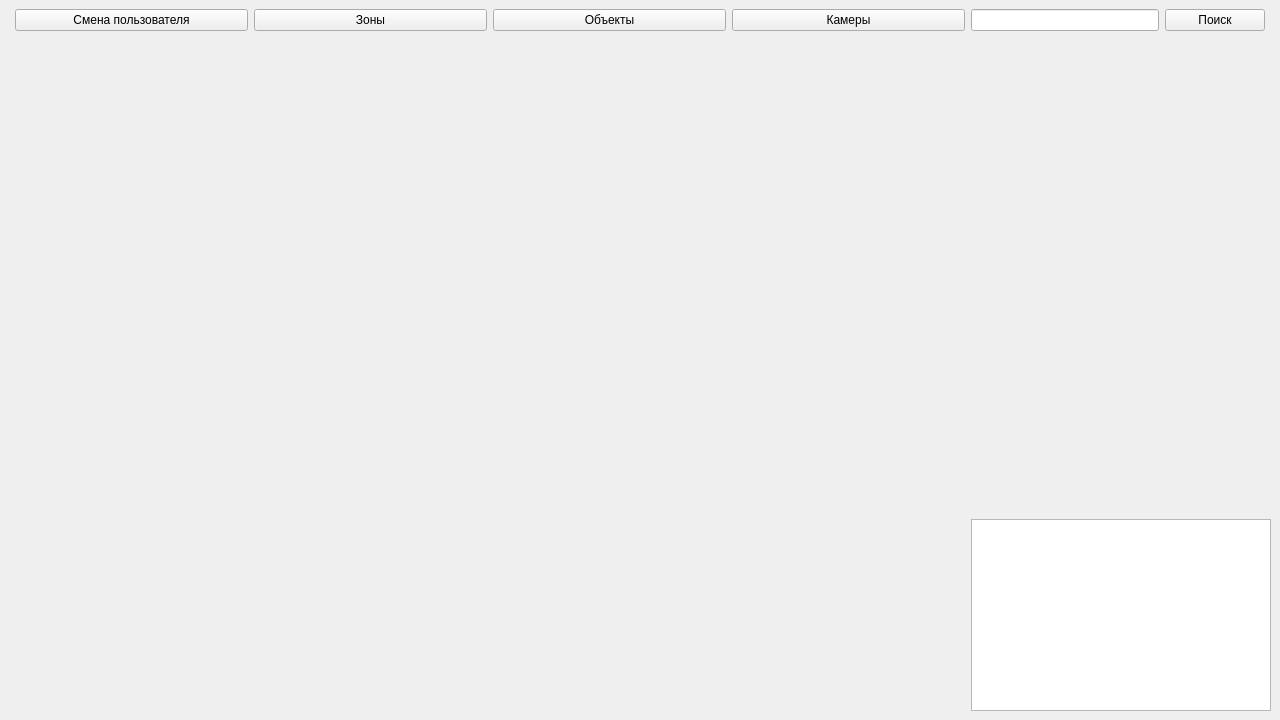
Above: src/mainwindow.ui from IlchenkoVasily/seye before the change. Below: the same form after it.
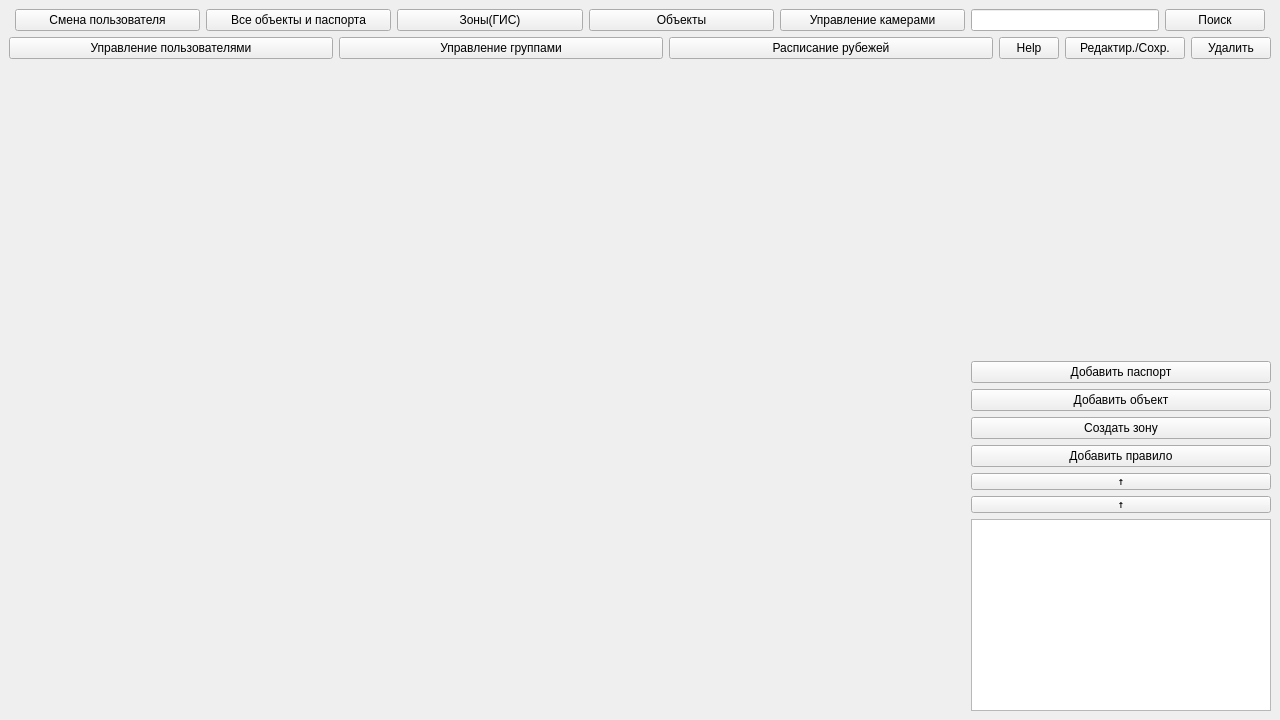
That is the form after the change.

Commit message: Менять MainWindow ui h cpp В cpp всё написано

Patch:
```diff
--- a/src/mainwindow.ui
+++ b/src/mainwindow.ui
@@ -39,10 +39,17 @@
         </property>
        </widget>
       </item>
+      <item>
+       <widget class="QPushButton" name="pushButton_6">
+        <property name="text">
+         <string>Все объекты и паспорта</string>
+        </property>
+       </widget>
+      </item>
       <item>
        <widget class="QPushButton" name="pushButton_5">
         <property name="text">
-         <string>Зоны</string>
+         <string>Зоны(ГИС)</string>
         </property>
        </widget>
       </item>
@@ -56,7 +63,7 @@
       <item>
        <widget class="QPushButton" name="pushButton_4">
         <property name="text">
-         <string>Камеры</string>
+         <string>Управление камерами</string>
         </property>
        </widget>
       </item>
@@ -103,6 +110,77 @@
       </item>
      </layout>
     </item>
+    <item>
+     <layout class="QHBoxLayout" name="horizontalLayout_4">
+      <item>
+       <widget class="QPushButton" name="pushButton_9">
+        <property name="text">
+         <string>Управление пользователями</string>
+        </property>
+       </widget>
+      </item>
+      <item>
+       <widget class="QPushButton" name="pushButton_8">
+        <property name="text">
+         <string>Управление группами</string>
+        </property>
+       </widget>
+      </item>
+      <item>
+       <widget class="QPushButton" name="pushButton_7">
+        <property name="text">
+         <string>Расписание рубежей</string>
+        </property>
+       </widget>
+      </item>
+      <item>
+       <widget class="QDialogButtonBox" name="buttonBox">
+        <property name="maximumSize">
+         <size>
+          <width>60</width>
+          <height>16777215</height>
+         </size>
+        </property>
+        <property name="font">
+         <font>
+          <weight>50</weight>
+          <bold>false</bold>
+          <kerning>true</kerning>
+         </font>
+        </property>
+        <property name="standardButtons">
+         <set>QDialogButtonBox::Help</set>
+        </property>
+       </widget>
+      </item>
+      <item>
+       <widget class="QPushButton" name="pushButton_11">
+        <property name="maximumSize">
+         <size>
+          <width>120</width>
+          <height>16777215</height>
+         </size>
+        </property>
+        <property name="text">
+         <string>Редактир./Сохр.</string>
+        </property>
+       </widget>
+      </item>
+      <item>
+       <widget class="QPushButton" name="pushButton_12">
+        <property name="maximumSize">
+         <size>
+          <width>80</width>
+          <height>16777215</height>
+         </size>
+        </property>
+        <property name="text">
+         <string>Удалить</string>
+        </property>
+       </widget>
+      </item>
+     </layout>
+    </item>
     <item>
      <layout class="QHBoxLayout" name="horizontalLayout_3">
       <item>
@@ -150,6 +228,94 @@
           </property>
          </widget>
         </item>
+        <item>
+         <layout class="QVBoxLayout" name="verticalLayout_3">
+          <item>
+           <widget class="QPushButton" name="pushButton_14">
+            <property name="text">
+             <string>Добавить паспорт</string>
+            </property>
+           </widget>
+          </item>
+          <item>
+           <widget class="QPushButton" name="pushButton_15">
+            <property name="text">
+             <string>Добавить объект</string>
+            </property>
+           </widget>
+          </item>
+          <item>
+           <widget class="QPushButton" name="pushButton_16">
+            <property name="text">
+             <string>Создать зону</string>
+            </property>
+           </widget>
+          </item>
+          <item>
+           <widget class="QPushButton" name="pushButton_17">
+            <property name="text">
+             <string>Добавить правило</string>
+            </property>
+           </widget>
+          </item>
+         </layout>
+        </item>
+        <item>
+         <widget class="QPushButton" name="pushButton_18">
+          <property name="maximumSize">
+           <size>
+            <width>16777215</width>
+            <height>17</height>
+           </size>
+          </property>
+          <property name="font">
+           <font>
+            <family>Myanmar Text</family>
+            <pointsize>6</pointsize>
+            <weight>75</weight>
+            <italic>false</italic>
+            <bold>true</bold>
+            <underline>false</underline>
+            <strikeout>false</strikeout>
+            <kerning>true</kerning>
+           </font>
+          </property>
+          <property name="layoutDirection">
+           <enum>Qt::LeftToRight</enum>
+          </property>
+          <property name="text">
+           <string>↑</string>
+          </property>
+         </widget>
+        </item>
+        <item>
+         <widget class="QPushButton" name="pushButton_13">
+          <property name="maximumSize">
+           <size>
+            <width>16777215</width>
+            <height>17</height>
+           </size>
+          </property>
+          <property name="font">
+           <font>
+            <family>Myanmar Text</family>
+            <pointsize>6</pointsize>
+            <weight>75</weight>
+            <italic>false</italic>
+            <bold>true</bold>
+            <underline>false</underline>
+            <strikeout>false</strikeout>
+            <kerning>true</kerning>
+           </font>
+          </property>
+          <property name="layoutDirection">
+           <enum>Qt::LeftToRight</enum>
+          </property>
+          <property name="text">
+           <string>↑</string>
+          </property>
+         </widget>
+        </item>
         <item>
          <widget class="QListWidget" name="listWidget">
           <property name="sizePolicy">
```
The commit also changes 4 other files.
